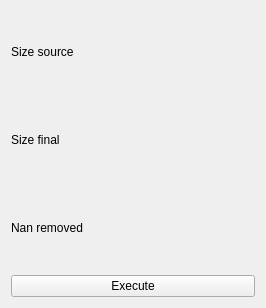
The window that src/filterremovenan.ui (martin-samouiller/PCLKinect) describes before a commit, drawn with Qt 5.
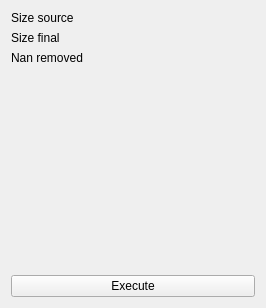
The same window after the commit.

The edit to the form file:
```diff
--- a/src/filterremovenan.ui
+++ b/src/filterremovenan.ui
@@ -39,6 +39,19 @@
          </property>
         </widget>
        </item>
+       <item>
+        <spacer name="verticalSpacer">
+         <property name="orientation">
+          <enum>Qt::Vertical</enum>
+         </property>
+         <property name="sizeHint" stdset="0">
+          <size>
+           <width>20</width>
+           <height>40</height>
+          </size>
+         </property>
+        </spacer>
+       </item>
       </layout>
      </item>
      <item>
```
Left out of the diff: 13 changed lines with no effect on the pictures.
